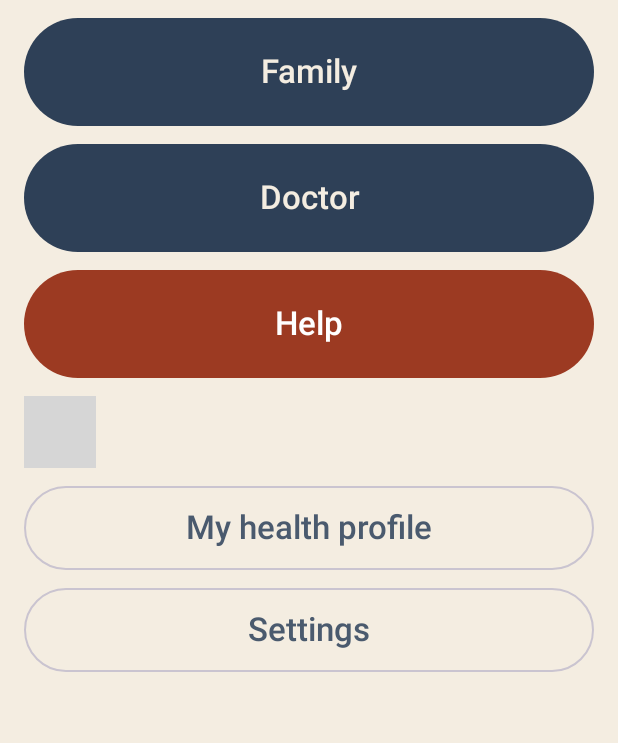
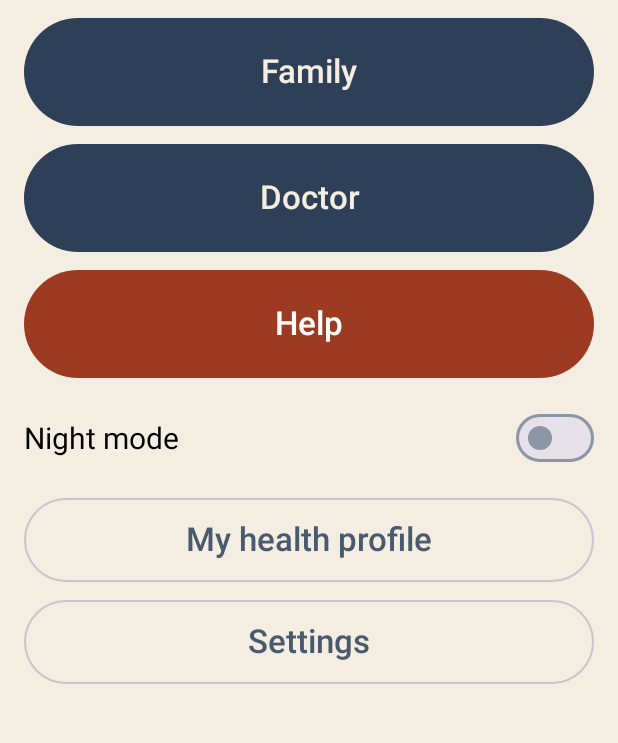
Before and after one commit to SVJSimplify/simha, an Android app built with Jetpack Compose: the HomeScreen screen opened through its navigation route, on a phone screen of 412 x 824 dp, the part 308-1051 px from its top. Run offline under Robolectric (Android 15) with nearby library versions, the phone set to English and light mode, and no system bars; our stand-ins replace Room's generated code, window size class; libraries missing offline, so code that uses them is left out: io.github.jan.supabase; grey boxes are pictures that could not be loaded.

Commit message:
Fix Home.kt compile errors
Co-Authored-By: Claude Opus 5.5 <noreply@anthropic.com>

```diff
--- a/app/src/main/java/com/simha/app/ui/Home.kt
+++ b/app/src/main/java/com/simha/app/ui/Home.kt
@@ -52,15 +52,15 @@ fun HomeScreen(
         err?.let { Card { Body(stringResource(R.string.sync_error, it)) } }
         BigButton(stringResource(R.string.talk), onTalk, icon = R.drawable.ic_mic)
         val actions: List<@Composable (Modifier) -> Unit> = listOf(
-            { m: Modifier -> BigButton(stringResource(R.string.family), onFamily, m) },
-            { m: Modifier -> BigButton(stringResource(R.string.doctor), onDoctor, m) },
-            { m: Modifier -> BigButton(stringResource(R.string.help), onHelp, m, Kind.Emergency) },
+            @Composable { m: Modifier -> BigButton(stringResource(R.string.family), onFamily, m) },
+            @Composable { m: Modifier -> BigButton(stringResource(R.string.doctor), onDoctor, m) },
+            @Composable { m: Modifier -> BigButton(stringResource(R.string.help), onHelp, m, Kind.Emergency) },
         )
         Grid(l.columns, actions)
-        SwitchRow(stringResource(R.string.night), s.night) { vm.setNight(it) }
+        SwitchRow(stringResource(R.string.night), s.night, { vm.setNight(it) })
         val more: List<@Composable (Modifier) -> Unit> = listOf(
-            { m: Modifier -> BigButton(stringResource(R.string.profile_title), onProfile, m, Kind.Secondary) },
-            { m: Modifier -> BigButton(stringResource(R.string.set_title), onSettings, m, Kind.Secondary) },
+            @Composable { m: Modifier -> BigButton(stringResource(R.string.profile_title), onProfile, m, Kind.Secondary) },
+            @Composable { m: Modifier -> BigButton(stringResource(R.string.set_title), onSettings, m, Kind.Secondary) },
         )
         Grid(l.columns.coerceAtMost(2), more)
     }
```
